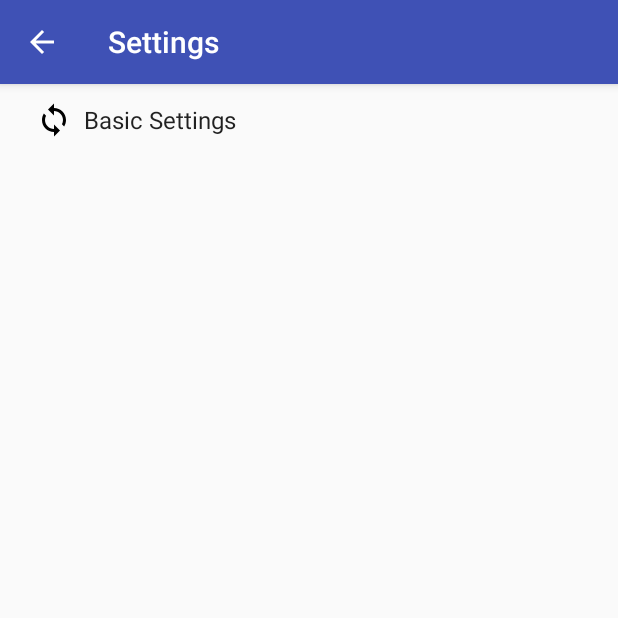
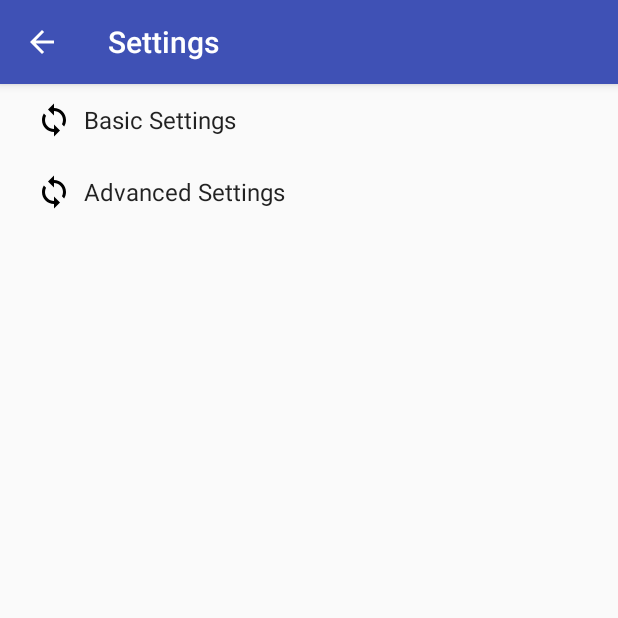
Before and after one commit to manuelgr0/DS_Project4, an Android app: the screen it shows after launch (SettingsActivity), after a tap on "SETTINGS", on a phone screen of 412 x 824 dp, the top half of it. Run offline under Robolectric (Android 15) with nearby library versions, the phone set to English and light mode, and no system bars; 1 statement that could not run was skipped.

Commit message:
Advanced Settings

```diff
--- a/API/WDMF_API/app/src/main/java/ch/ethz/inf/vs/a4/wdmf_api/ipc_interface/WDMF_Connector.java
+++ b/API/WDMF_API/app/src/main/java/ch/ethz/inf/vs/a4/wdmf_api/ipc_interface/WDMF_Connector.java
@@ -48,9 +48,10 @@ public abstract class WDMF_Connector extends Service {
     public static final int IPC_MSG_SET_TAG = 6;
     public static final int IPC_MSG_SET_TAG_ACK = 7;
     public static final int IPC_MSG_SET_TIMEOUT = 8;
-    public static final int IPC_MSG_SET_TIMEOUT_ACK = 9;
+    public static final int IPC_MSG_SET_TIMEOUT_ACK = 9; //TODO: listen
     public static final int IPC_MSG_SET_BUFFER_SIZE = 10;
-    public static final int IPC_MSG_SET_BUFFER_SIZE_ACK = 11;
+    public static final int IPC_MSG_SET_BUFFER_SIZE_ACK = 11; // TODO: listen
+    // TODO: other preferences?
     // This is used to find where exactly the Service resides in the namespace
     private static final String packageName = "ch.ethz.inf.vs.a4.wdmf_api";
     private static final String serviceName = "ch.ethz.inf.vs.a4.wdmf_api.service.MainService";
@@ -58,6 +59,10 @@ public abstract class WDMF_Connector extends Service {
     public static final String networkNamePK = "PK network name";
     public static final String timeoutPK = "PK timeout";
     public static final String bufferSizePK = "PK buffer size";
+    public static final String maxNoContactTimePK = "PK no contact t";
+    public static final String maxNoContactTimeForeignDevicesPK = "PK foreign devices t";
+    public static final String sleepTimePK = "PK sleep t";
+    public static final String lockPreferencesPK = "PK lock prefs";
     // And for reading the content Provider
     static final String MyPrefsUri = "content://ch.ethz.inf.vs.a4.wdmf_api.provider/any";
     // ABSTRACT PART ( MUST OVERWRITE )
--- a/API/WDMF_API/app/src/main/java/ch/ethz/inf/vs/a4/wdmf_api/ui/MainActivity.java
+++ b/API/WDMF_API/app/src/main/java/ch/ethz/inf/vs/a4/wdmf_api/ui/MainActivity.java
@@ -281,7 +281,7 @@ public class MainActivity extends AppCompatActivity implements WifiP2pManager.Co
     void stopWDMFAPI(){
         Intent i = new Intent();
         i.setComponent(new ComponentName("ch.ethz.inf.vs.a4.wdmf_api", "ch.ethz.inf.vs.a4.wdmf_api.service.MainService"));
-        stopService(i);
+        stopService(i); //TODO: make sure it really stops!
     }
 
 }
--- a/API/WDMF_API/app/src/main/res/values/strings.xml
+++ b/API/WDMF_API/app/src/main/res/values/strings.xml
@@ -5,6 +5,7 @@
     <!-- Strings related to Settings -->
 
     <string name="pref_header_basic">Basic Settings</string>
+    <string name="pref_header_advanced">Advanced Settings</string>
 
     <string name="pref_title_network_name">Network name</string>
     <string name="pref_default_network_name">Public</string>
--- /dev/null
+++ b/API/WDMF_API/app/src/main/res/xml/pref_advanced.xml
@@ -0,0 +1,42 @@
+<PreferenceScreen xmlns:android="http://schemas.android.com/apk/res/android">
+
+    <!-- NOTE: EditTextPreference accepts EditText attributes. -->
+    <!-- NOTE: EditTextPreference's summary should be set to its value by the activity code. -->
+    <CheckBoxPreference
+        android:key="PK lock prefs"
+        android:title="Lock preferences"
+        android:summary="Disallows apps to change the preferences automatically."
+        android:defaultValue="false" />
+
+    <EditTextPreference
+        android:defaultValue="@string/pref_default_buffer_size"
+        android:dialogTitle="@string/pref_dialog_title_buffer_size"
+        android:inputType="number"
+        android:key="PK buffer size"
+        android:title="@string/pref_title_buffer_size" />
+
+    <EditTextPreference
+        android:defaultValue="60"
+        android:inputType="number"
+        android:key="PK no contact t"
+        android:title="Max time to wait before contacting a known device again"
+        android:dialogTitle="Contact known devices at least once in ... seconds."
+        />
+
+    <EditTextPreference
+        android:defaultValue="90"
+        android:inputType="number"
+        android:key="PK foreign devices t"
+        android:title="Time between attempts to connect to unconnected devices"
+        android:dialogTitle="Contact unknown devices at least once in ... seconds."
+        />
+
+    <EditTextPreference
+        android:defaultValue="5"
+        android:inputType="number"
+        android:key="PK sleep t"
+        android:title="Discover frequency"
+        android:dialogTitle="Check all visible devices every ... seconds."
+        />
+
+</PreferenceScreen>
--- a/API/WDMF_API/app/src/main/res/xml/pref_basic.xml
+++ b/API/WDMF_API/app/src/main/res/xml/pref_basic.xml
@@ -19,11 +19,5 @@
         android:key="PK timeout"
         android:title="@string/pref_title_timeout" />
 
-    <EditTextPreference
-        android:defaultValue="@string/pref_default_buffer_size"
-        android:dialogTitle="@string/pref_dialog_title_buffer_size"
-        android:inputType="number"
-        android:key="PK buffer size"
-        android:title="@string/pref_title_buffer_size" />
 
 </PreferenceScreen>
--- a/API/WDMF_API/app/src/main/res/xml/pref_headers.xml
+++ b/API/WDMF_API/app/src/main/res/xml/pref_headers.xml
@@ -7,4 +7,9 @@
         android:icon="@drawable/ic_menu_preferences_24dp"
         android:title="@string/pref_header_basic" />
 
+    <header
+        android:fragment="ch.ethz.inf.vs.a4.wdmf_api.ui.SettingsActivity$AdvancedPreferenceFragment"
+        android:icon="@drawable/ic_menu_preferences_24dp"
+        android:title="@string/pref_header_advanced" />
+
 </preference-headers>
```
Also changed, not shown: API/WDMF_API/app/src/main/java/ch/ethz/inf/vs/a4/wdmf_api/service/MainService.java (+26 -8 lines), API/WDMF_API/app/src/main/java/ch/ethz/inf/vs/a4/wdmf_api/ui/SettingsActivity.java (+65 -6 lines).
